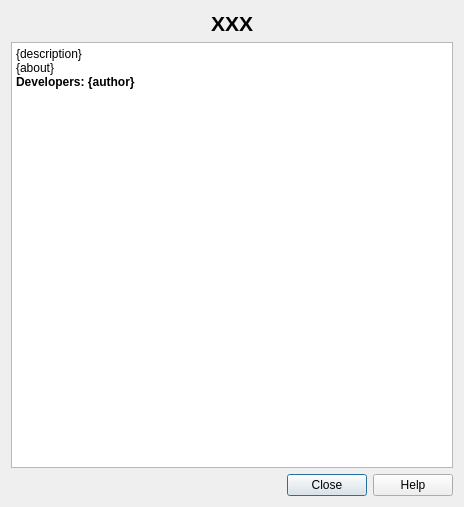
First picture: the form in about_base.ui, repository nextgis/qgis_copy_coords, before the edit.
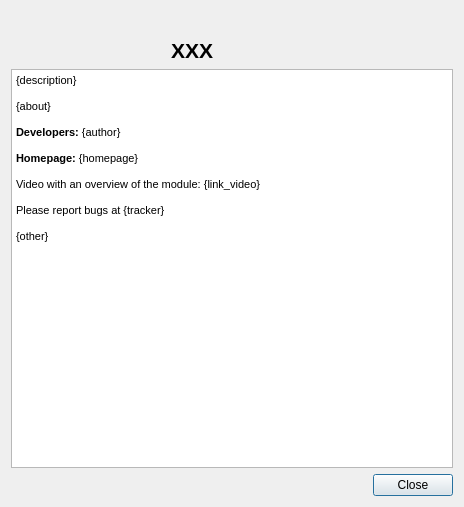
Second picture: the form after the edit.

Commit message: Parameterized about

Patch:
```diff
--- a/about_base.ui
+++ b/about_base.ui
@@ -14,13 +14,22 @@
    <string>About {plugin_name}</string>
   </property>
   <layout class="QGridLayout" name="gridLayout" columnstretch="0,0">
-   <item row="2" column="0" colspan="2">
-    <widget class="QDialogButtonBox" name="buttonBox">
-     <property name="orientation">
-      <enum>Qt::Horizontal</enum>
+   <item row="0" column="0" colspan="2">
+    <widget class="QLabel" name="pluginName">
+     <property name="text">
+      <string>&lt;!DOCTYPE HTML PUBLIC &quot;-//W3C//DTD HTML 4.0//EN&quot; &quot;http://www.w3.org/TR/REC-html40/strict.dtd&quot;&gt;
+                            &lt;html&gt;&lt;head&gt;&lt;meta name=&quot;qrichtext&quot; content=&quot;1&quot; /&gt;&lt;style
+                            type=&quot;text/css&quot;&gt;
+                            p, li { white-space: pre-wrap; }
+                            &lt;/style&gt;&lt;/head&gt;&lt;body style=&quot; font-family:'MS Shell Dlg 2';
+                            font-size:8pt; font-weight:400; font-style:normal;&quot;&gt;
+                            &lt;p align=&quot;center&quot; style=&quot; margin-top:0px; margin-bottom:0px;
+                            margin-left:0px; margin-right:0px; -qt-block-indent:0; text-indent:0px;&quot;&gt;&lt;span
+                            style=&quot; font-family:'Droid Sans'; font-size:16pt; font-weight:600;&quot;&gt;XXX&lt;/span&gt;&lt;/p&gt;&lt;/body&gt;&lt;/html&gt;
+                        </string>
      </property>
-     <property name="standardButtons">
-      <set>QDialogButtonBox::Close|QDialogButtonBox::Help</set>
+     <property name="alignment">
+      <set>Qt::AlignCenter</set>
      </property>
     </widget>
    </item>
@@ -34,26 +43,32 @@
 &lt;html&gt;&lt;head&gt;&lt;meta name=&quot;qrichtext&quot; content=&quot;1&quot; /&gt;&lt;style type=&quot;text/css&quot;&gt;
 p, li { white-space: pre-wrap; }
 &lt;/style&gt;&lt;/head&gt;&lt;body style=&quot; font-family:'MS Shell Dlg 2'; font-size:8.25pt; font-weight:400; font-style:normal;&quot;&gt;
-&lt;p style=&quot; margin-top:0px; margin-bottom:0px; margin-left:0px; margin-right:0px; -qt-block-indent:0; text-indent:0px;&quot;&gt;&lt;span style=&quot; font-family:'Sans Serif'; font-size:9pt;&quot;&gt;{description}&lt;/span&gt;&lt;/p&gt;
-&lt;p style=&quot; margin-top:0px; margin-bottom:0px; margin-left:0px; margin-right:0px; -qt-block-indent:0; text-indent:0px;&quot;&gt;&lt;span style=&quot; font-family:'Sans Serif'; font-size:9pt;&quot;&gt;{about}&lt;/span&gt;&lt;/p&gt;
-&lt;p style=&quot; margin-top:0px; margin-bottom:0px; margin-left:0px; margin-right:0px; -qt-block-indent:0; text-indent:0px;&quot;&gt;&lt;span style=&quot; font-family:'Sans Serif'; font-size:9pt; font-weight:600;&quot;&gt;Developers: {author}&lt;/span&gt;&lt;/p&gt;&lt;/body&gt;&lt;/html&gt;</string>
+&lt;p style=&quot; margin-top:0px; margin-bottom:0px; margin-left:0px; margin-right:0px; -qt-block-indent:0; text-indent:0px;&quot;&gt;{description}&lt;/p&gt;
+&lt;p style=&quot;-qt-paragraph-type:empty; margin-top:0px; margin-bottom:0px; margin-left:0px; margin-right:0px; -qt-block-indent:0; text-indent:0px;&quot;&gt;&lt;br /&gt;&lt;/p&gt;
+&lt;p style=&quot; margin-top:0px; margin-bottom:0px; margin-left:0px; margin-right:0px; -qt-block-indent:0; text-indent:0px;&quot;&gt;{about}     &lt;/p&gt;
+&lt;p style=&quot; margin-top:0px; margin-bottom:0px; margin-left:0px; margin-right:0px; -qt-block-indent:0; text-indent:0px;&quot;&gt;                &lt;/p&gt;
+&lt;p style=&quot; margin-top:0px; margin-bottom:0px; margin-left:0px; margin-right:0px; -qt-block-indent:0; text-indent:0px;&quot;&gt;&lt;span style=&quot; font-weight:600;&quot;&gt;Developers:&lt;/span&gt; {author}&lt;/p&gt;
+&lt;p style=&quot;-qt-paragraph-type:empty; margin-top:0px; margin-bottom:0px; margin-left:0px; margin-right:0px; -qt-block-indent:0; text-indent:0px;&quot;&gt;&lt;br /&gt;&lt;/p&gt;
+&lt;p style=&quot; margin-top:0px; margin-bottom:0px; margin-left:0px; margin-right:0px; -qt-block-indent:0; text-indent:0px;&quot;&gt;&lt;span style=&quot; font-weight:600;&quot;&gt;Homepage: &lt;/span&gt;{homepage}&lt;/p&gt;
+&lt;p style=&quot;-qt-paragraph-type:empty; margin-top:0px; margin-bottom:0px; margin-left:0px; margin-right:0px; -qt-block-indent:0; text-indent:0px;&quot;&gt;&lt;br /&gt;&lt;/p&gt;
+&lt;p style=&quot; margin-top:0px; margin-bottom:0px; margin-left:0px; margin-right:0px; -qt-block-indent:0; text-indent:0px;&quot;&gt;Video with an overview of the module: {link_video}&lt;/p&gt;
+&lt;p style=&quot;-qt-paragraph-type:empty; margin-top:0px; margin-bottom:0px; margin-left:0px; margin-right:0px; -qt-block-indent:0; text-indent:0px;&quot;&gt;&lt;br /&gt;&lt;/p&gt;
+&lt;p style=&quot; margin-top:0px; margin-bottom:0px; margin-left:0px; margin-right:0px; -qt-block-indent:0; text-indent:0px;&quot;&gt;Please report bugs at {tracker}&lt;/p&gt;
+&lt;p style=&quot;-qt-paragraph-type:empty; margin-top:0px; margin-bottom:0px; margin-left:0px; margin-right:0px; -qt-block-indent:0; text-indent:0px;&quot;&gt;&lt;br /&gt;&lt;/p&gt;
+&lt;p style=&quot; margin-top:0px; margin-bottom:0px; margin-left:0px; margin-right:0px; -qt-block-indent:0; text-indent:0px;&quot;&gt;{other}                 &lt;/p&gt;&lt;/body&gt;&lt;/html&gt;</string>
      </property>
      <property name="textInteractionFlags">
       <set>Qt::LinksAccessibleByMouse|Qt::TextSelectableByMouse</set>
      </property>
     </widget>
    </item>
-   <item row="0" column="0" colspan="2">
-    <widget class="QLabel" name="plugin_name">
-     <property name="text">
-      <string>&lt;!DOCTYPE HTML PUBLIC &quot;-//W3C//DTD HTML 4.0//EN&quot; &quot;http://www.w3.org/TR/REC-html40/strict.dtd&quot;&gt;
-&lt;html&gt;&lt;head&gt;&lt;meta name=&quot;qrichtext&quot; content=&quot;1&quot; /&gt;&lt;style type=&quot;text/css&quot;&gt;
-p, li { white-space: pre-wrap; }
-&lt;/style&gt;&lt;/head&gt;&lt;body style=&quot; font-family:'MS Shell Dlg 2'; font-size:8pt; font-weight:400; font-style:normal;&quot;&gt;
-&lt;p align=&quot;center&quot; style=&quot; margin-top:0px; margin-bottom:0px; margin-left:0px; margin-right:0px; -qt-block-indent:0; text-indent:0px;&quot;&gt;&lt;span style=&quot; font-family:'Droid Sans'; font-size:16pt; font-weight:600;&quot;&gt;XXX&lt;/span&gt;&lt;/p&gt;&lt;/body&gt;&lt;/html&gt;</string>
+   <item row="2" column="0" colspan="2">
+    <widget class="QDialogButtonBox" name="buttonBox">
+     <property name="orientation">
+      <enum>Qt::Horizontal</enum>
      </property>
-     <property name="alignment">
-      <set>Qt::AlignCenter</set>
+     <property name="standardButtons">
+      <set>QDialogButtonBox::Close</set>
      </property>
     </widget>
    </item>
```
Left out of the diff: 32 changed lines with no effect on the pictures. The commit also changes 3 other files.
